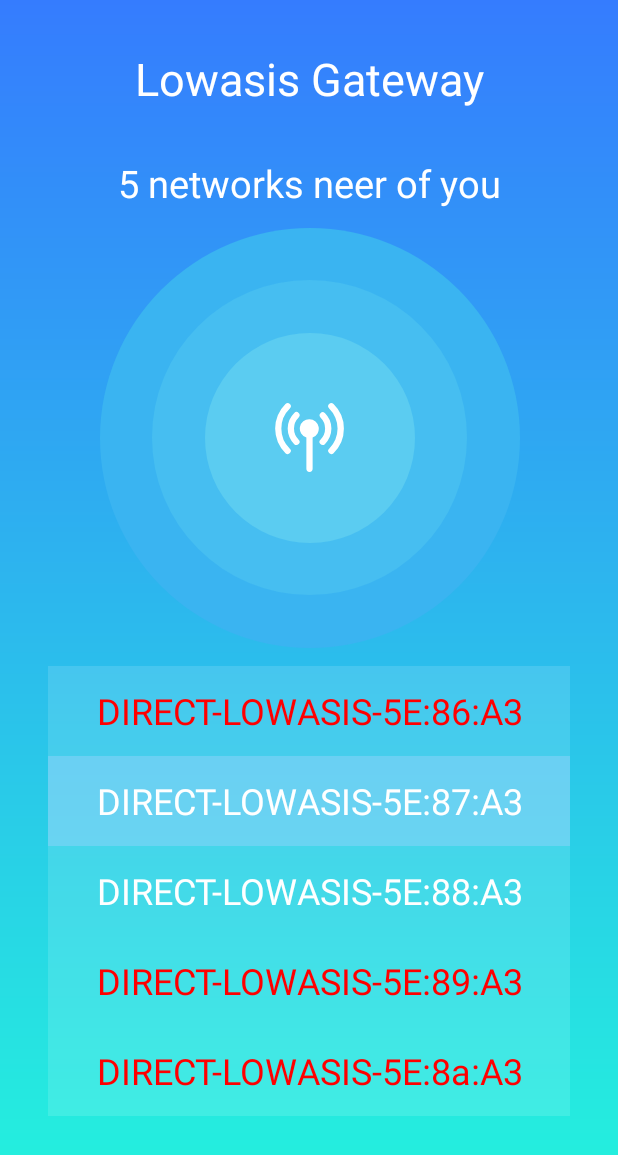
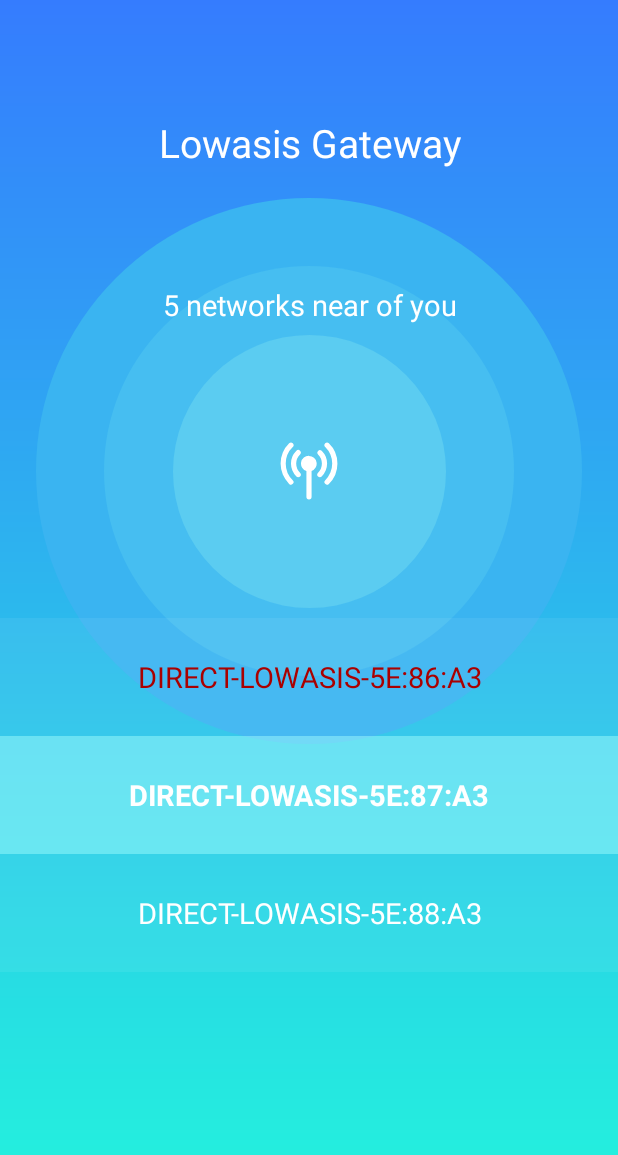
Before and after one commit to lowalab/GatewayListUi, an Android app: the screen it shows after launch (MainActivity), on a phone screen of 412 x 824 dp. Shown: the top 1155 px of the screen. Run offline under Robolectric (Android 15) with nearby library versions, the phone set to English and light mode, and no system bars; our stand-ins replace sdp/ssp sizes.

Commit message:
Scalable DP로 변경 호환성 개선

```diff
--- a/app/build.gradle
+++ b/app/build.gradle
@@ -43,4 +43,6 @@ dependencies {
     testImplementation 'junit:junit:4.13.2'
     androidTestImplementation 'androidx.test.ext:junit:1.1.5'
     androidTestImplementation 'androidx.test.espresso:espresso-core:3.5.1'
+    implementation 'com.intuit.ssp:ssp-android:1.1.0'
+    implementation 'com.intuit.sdp:sdp-android:1.1.0'
 }
--- a/app/src/main/java/com/lowasis/gatewaylist/BoardAdapter.kt
+++ b/app/src/main/java/com/lowasis/gatewaylist/BoardAdapter.kt
@@ -2,6 +2,7 @@ package com.lowasis.gatewaylist
 
 import android.graphics.Color
 import android.graphics.ColorSpace.Rgb
+import android.graphics.Typeface
 import android.view.LayoutInflater
 import android.view.ViewGroup
 import androidx.recyclerview.widget.RecyclerView
@@ -29,9 +30,10 @@ class BoardAdapter(private val itemList: ArrayList<BoardItem>) :
     inner class BoardViewHolder(private val binding: ItemRecyclerViewBinding) :
         RecyclerView.ViewHolder(binding.root) {
         fun bind(data: BoardItem) {
-            binding.root.setBackgroundColor(if (data.favor) Color.argb(0x80, 0xaa, 0xda, 0xfe) else Color.argb(0x20, 0xff, 0xff, 0xff))
+            binding.root.setBackgroundColor(if (data.favor) Color.argb(0x80, 0xaa, 0xff, 0xfe) else Color.argb(0x10, 0xff, 0xff, 0xff))
+            binding.tvName.setTypeface(null, if (data.favor) Typeface.BOLD else Typeface.NORMAL)
             //binding.tvName.setBackgroundColor(if (data.favor) Color.rgb(0xaa, 0xda, 0xfe) else Color.WHITE)
-            binding.tvName.setTextColor(if (data.state) Color.RED else Color.WHITE)
+            binding.tvName.setTextColor(if (data.state) Color.rgb(0xaa, 0x00, 0x00) else Color.WHITE)
             binding.tvName.text = data.name
         }
     }
--- a/app/src/main/java/com/lowasis/gatewaylist/MainActivity.kt
+++ b/app/src/main/java/com/lowasis/gatewaylist/MainActivity.kt
@@ -21,8 +21,8 @@ class MainActivity : AppCompatActivity() {
         itemList.add(BoardItem("DIRECT-LOWASIS-5E:86:A3", false, true))
         itemList.add(BoardItem("DIRECT-LOWASIS-5E:87:A3", true, false))
         itemList.add(BoardItem("DIRECT-LOWASIS-5E:88:A3", false, false))
-        itemList.add(BoardItem("DIRECT-LOWASIS-5E:89:A3", false, true))
-        itemList.add(BoardItem("DIRECT-LOWASIS-5E:8a:A3", false, true))
+        //itemList.add(BoardItem("DIRECT-LOWASIS-5E:89:A3", false, true))
+        //itemList.add(BoardItem("DIRECT-LOWASIS-5E:8a:A3", false, true))
 
         binding.peer.adapter =  BoardAdapter(itemList)
         binding.peer.layoutManager = LinearLayoutManager(this, LinearLayoutManager.VERTICAL, false)
--- a/app/src/main/java/com/lowasis/gatewaylist/SquareFrameLandLayout.kt
+++ /dev/null
@@ -1,16 +0,0 @@
-package com.lowasis.gatewaylist
-
-import android.content.Context
-import android.util.AttributeSet
-import android.widget.FrameLayout
-
-
-class SquareFrameLandLayout @JvmOverloads constructor(
-    context: Context, attrs: AttributeSet? = null, defStyleAttr: Int = 0
-) : FrameLayout(context, attrs, defStyleAttr) {
-
-
-    override fun onMeasure(widthMeasureSpec: Int, heightMeasureSpec: Int) {
-        super.onMeasure(heightMeasureSpec, heightMeasureSpec)
-    }
-}
--- a/app/src/main/java/com/lowasis/gatewaylist/SquareFrameLayout.kt
+++ /dev/null
@@ -1,16 +0,0 @@
-package com.lowasis.gatewaylist
-
-import android.content.Context
-import android.util.AttributeSet
-import android.widget.FrameLayout
-
-
-class SquareFrameLayout @JvmOverloads constructor(
-    context: Context, attrs: AttributeSet? = null, defStyleAttr: Int = 0
-) : FrameLayout(context, attrs, defStyleAttr) {
-
-
-    override fun onMeasure(widthMeasureSpec: Int, heightMeasureSpec: Int) {
-        super.onMeasure(widthMeasureSpec, widthMeasureSpec)
-    }
-}
--- a/app/src/main/res/layout-land/activity_main.xml
+++ b/app/src/main/res/layout-land/activity_main.xml
@@ -9,8 +9,8 @@
 
     <View
         android:id="@+id/circle_big"
-        android:layout_width="280dp"
-        android:layout_height="280dp"
+        android:layout_width="@dimen/_280sdp"
+        android:layout_height="@dimen/_280sdp"
         android:layout_margin="0dp"
         android:background="@drawable/solid_circle_big"
         app:layout_constraintBottom_toBottomOf="@+id/antenna"
@@ -20,8 +20,8 @@
 
     <View
         android:id="@+id/circle_middle"
-        android:layout_width="210dp"
-        android:layout_height="210dp"
+        android:layout_width="@dimen/_210sdp"
+        android:layout_height="@dimen/_210sdp"
         android:background="@drawable/solid_circle_middle"
         app:layout_constraintBottom_toBottomOf="@+id/antenna"
         app:layout_constraintEnd_toEndOf="@+id/antenna"
@@ -30,63 +30,69 @@
 
     <View
         android:id="@+id/circle_small"
-        android:layout_width="140dp"
-        android:layout_height="140dp"
+        android:layout_width="@dimen/_140sdp"
+        android:layout_height="@dimen/_140sdp"
         android:background="@drawable/solid_circle_small"
         app:layout_constraintBottom_toBottomOf="@+id/antenna"
         app:layout_constraintEnd_toEndOf="@+id/antenna"
         app:layout_constraintStart_toStartOf="@+id/antenna"
         app:layout_constraintTop_toTopOf="@+id/antenna" />
 
+    <TextView
+        android:id="@+id/title"
+        android:layout_width="0dp"
+        android:layout_height="wrap_content"
+        android:text="Lowasis Gateway"
+        android:textAlignment="center"
+        android:textColor="@color/white"
+        android:textSize="@dimen/_20ssp"
+        app:layout_constraintBottom_toTopOf="@+id/antenna"
+        app:layout_constraintEnd_toStartOf="@id/guideline"
+        app:layout_constraintStart_toStartOf="parent"
+        app:layout_constraintTop_toTopOf="parent"
+        app:layout_constraintVertical_chainStyle="spread" />
+
     <ImageView
         android:id="@+id/antenna"
-        android:layout_width="wrap_content"
-        android:layout_height="wrap_content"
-        app:layout_constraintBottom_toBottomOf="parent"
-        app:layout_constraintEnd_toStartOf="@+id/peerList"
+        android:layout_width="@dimen/_32sdp"
+        android:layout_height="@dimen/_32sdp"
+        android:contentDescription="Antenna"
+        app:layout_constraintBottom_toTopOf="@+id/peerCount"
+
+        app:layout_constraintEnd_toStartOf="@+id/guideline"
         app:layout_constraintStart_toStartOf="parent"
-        app:layout_constraintTop_toBottomOf="@+id/peerCount"
+        app:layout_constraintTop_toBottomOf="@+id/title"
         app:srcCompat="@drawable/ic_antenna" />
 
-    <TextView
-        android:id="@+id/title"
-        android:layout_width="wrap_content"
-        android:layout_height="wrap_content"
-        android:layout_marginTop="32dp"
-        android:text="Lowasis Gateway"
-        android:textColor="@color/white"
-        android:textSize="30sp"
-        app:layout_constraintEnd_toStartOf="@id/peerList"
-        app:layout_constraintStart_toStartOf="parent"
-        app:layout_constraintTop_toTopOf="parent" />
 
     <TextView
         android:id="@+id/peerCount"
+        android:layout_width="0dp"
+        android:layout_height="wrap_content"
+        android:text="5 networks near of you"
+        android:textAlignment="center"
+        android:textColor="@color/white"
+        android:textSize="@dimen/_15ssp"
+        app:layout_constraintBottom_toBottomOf="parent"
+        app:layout_constraintEnd_toStartOf="@id/guideline"
+        app:layout_constraintStart_toStartOf="parent"
+        app:layout_constraintTop_toBottomOf="@+id/antenna" />
+
+    <androidx.constraintlayout.widget.Guideline
+        android:id="@+id/guideline"
         android:layout_width="wrap_content"
         android:layout_height="wrap_content"
-        android:layout_marginTop="32dp"
-        android:text="5 networks neer of you"
-        android:textColor="@color/white"
-        android:textSize="25sp"
-        app:layout_constraintEnd_toStartOf="@id/peerList"
-        app:layout_constraintStart_toStartOf="parent"
-        app:layout_constraintTop_toBottomOf="@+id/title" />
+        android:orientation="vertical"
+        app:layout_constraintGuide_percent="0.5" />
 
-    <com.lowasis.gatewaylist.SquareFrameLandLayout
-        android:id="@+id/peerList"
+    <androidx.recyclerview.widget.RecyclerView
+        android:id="@+id/peer"
         android:layout_width="0dp"
-        android:layout_height="fill_parent"
-        android:layout_marginTop="32dp"
-        android:layout_marginEnd="32dp"
-        android:layout_marginBottom="32dp"
-        android:background="#00000000"
+        android:layout_height="wrap_content"
         app:layout_constraintBottom_toBottomOf="parent"
         app:layout_constraintEnd_toEndOf="parent"
-        app:layout_constraintTop_toTopOf="parent" >
-        <androidx.recyclerview.widget.RecyclerView
-            android:id="@+id/peer"
-            tools:listitem="@layout/item_recycler_view"
-            android:layout_width="match_parent"
-            android:layout_height="match_parent" />
-    </com.lowasis.gatewaylist.SquareFrameLandLayout>
+        app:layout_constraintStart_toStartOf="@+id/guideline"
+        app:layout_constraintTop_toTopOf="parent"
+        tools:listitem="@layout/item_recycler_view" />
+
 </androidx.constraintlayout.widget.ConstraintLayout>
--- a/app/src/main/res/layout/activity_main.xml
+++ b/app/src/main/res/layout/activity_main.xml
@@ -9,8 +9,8 @@
 
     <View
         android:id="@+id/circle_big"
-        android:layout_width="280dp"
-        android:layout_height="280dp"
+        android:layout_width="@dimen/_280sdp"
+        android:layout_height="@dimen/_280sdp"
         android:layout_margin="0dp"
         android:background="@drawable/solid_circle_big"
         app:layout_constraintBottom_toBottomOf="@+id/antenna"
@@ -20,8 +20,8 @@
 
     <View
         android:id="@+id/circle_middle"
-        android:layout_width="210dp"
-        android:layout_height="210dp"
+        android:layout_width="@dimen/_210sdp"
+        android:layout_height="@dimen/_210sdp"
         android:background="@drawable/solid_circle_middle"
         app:layout_constraintBottom_toBottomOf="@+id/antenna"
         app:layout_constraintEnd_toEndOf="@+id/antenna"
@@ -30,64 +30,69 @@
 
     <View
         android:id="@+id/circle_small"
-        android:layout_width="140dp"
-        android:layout_height="140dp"
+        android:layout_width="@dimen/_140sdp"
+        android:layout_height="@dimen/_140sdp"
         android:background="@drawable/solid_circle_small"
         app:layout_constraintBottom_toBottomOf="@+id/antenna"
         app:layout_constraintEnd_toEndOf="@+id/antenna"
         app:layout_constraintStart_toStartOf="@+id/antenna"
         app:layout_constraintTop_toTopOf="@+id/antenna" />
 
+
+    <TextView
+        android:id="@+id/title"
+        android:layout_width="0dp"
+        android:layout_height="wrap_content"
+        android:text="Lowasis Gateway"
+        android:textAlignment="center"
+        android:textColor="@color/white"
+        android:textSize="@dimen/_20ssp"
+        app:layout_constraintBottom_toTopOf="@+id/peerCount"
+        app:layout_constraintEnd_toEndOf="parent"
+        app:layout_constraintStart_toStartOf="parent"
+        app:layout_constraintTop_toTopOf="parent"
+        app:layout_constraintVertical_chainStyle="spread" />
+
+    <TextView
+        android:id="@+id/peerCount"
+        android:layout_width="0dp"
+        android:layout_height="wrap_content"
+        android:text="5 networks near of you"
+        android:textAlignment="center"
+        android:textColor="@color/white"
+        android:textSize="@dimen/_15ssp"
+        app:layout_constraintBottom_toTopOf="@+id/antenna"
+        app:layout_constraintEnd_toEndOf="parent"
+        app:layout_constraintStart_toStartOf="parent"
+        app:layout_constraintTop_toBottomOf="@+id/title" />
+
+
     <ImageView
         android:id="@+id/antenna"
-        android:layout_width="wrap_content"
-        android:layout_height="wrap_content"
-        app:layout_constraintBottom_toTopOf="@+id/peerList"
+        android:layout_width="@dimen/_32sdp"
+        android:layout_height="@dimen/_32sdp"
+
+        app:layout_constraintBottom_toTopOf="@+id/guideline"
         app:layout_constraintEnd_toEndOf="parent"
         app:layout_constraintStart_toStartOf="parent"
         app:layout_constraintTop_toBottomOf="@id/peerCount"
         app:srcCompat="@drawable/ic_antenna" />
 
-    <TextView
-        android:id="@+id/title"
+    <androidx.constraintlayout.widget.Guideline
+        android:id="@+id/guideline"
         android:layout_width="wrap_content"
         android:layout_height="wrap_content"
-        android:layout_marginTop="32dp"
-        android:text="Lowasis Gateway"
-        android:textColor="@color/white"
-        android:textSize="30sp"
+        android:orientation="horizontal"
+        app:layout_constraintGuide_percent="0.5" />
+
+    <androidx.recyclerview.widget.RecyclerView
+        android:id="@+id/peer"
+        android:layout_width="0dp"
+        android:layout_height="0dp"
+        app:layout_constraintBottom_toBottomOf="parent"
         app:layout_constraintEnd_toEndOf="parent"
         app:layout_constraintStart_toStartOf="parent"
-        app:layout_constraintTop_toTopOf="parent" />
+        app:layout_constraintTop_toBottomOf="@+id/guideline"
+        tools:listitem="@layout/item_recycler_view" />
 
-    <TextView
-        android:id="@+id/peerCount"
-        android:layout_width="wrap_content"
-        android:layout_height="wrap_content"
-        android:layout_marginTop="32dp"
-        android:text="5 networks neer of you"
-        android:textColor="@color/white"
-        android:textSize="25sp"
-        app:layout_constraintEnd_toEndOf="parent"
-        app:layout_constraintStart_toStartOf="parent"
-        app:layout_constraintTop_toBottomOf="@+id/title" />
-
-    <com.lowasis.gatewaylist.SquareFrameLayout
-        android:id="@+id/peerList"
-        android:layout_width="fill_parent"
-        android:layout_height="0dp"
-        android:layout_marginStart="32dp"
-        android:layout_marginEnd="32dp"
-        android:layout_marginBottom="32dp"
-        android:background="#00000000"
-        app:layout_constraintBottom_toBottomOf="parent"
-        app:layout_constraintEnd_toEndOf="parent"
-        app:layout_constraintStart_toStartOf="parent" >
-
-        <androidx.recyclerview.widget.RecyclerView
-            android:id="@+id/peer"
-            tools:listitem="@layout/item_recycler_view"
-            android:layout_width="match_parent"
-            android:layout_height="match_parent" />
-    </com.lowasis.gatewaylist.SquareFrameLayout>
 </androidx.constraintlayout.widget.ConstraintLayout>
--- a/app/src/main/res/layout/item_recycler_view.xml
+++ b/app/src/main/res/layout/item_recycler_view.xml
@@ -2,22 +2,18 @@
 <LinearLayout xmlns:android="http://schemas.android.com/apk/res/android"
     android:layout_width="match_parent"
     android:layout_height="wrap_content"
-    android:orientation="horizontal"
->
+    android:orientation="horizontal">
 
     <TextView
         android:id="@+id/tvName"
         android:layout_width="match_parent"
-        android:layout_height="40dp"
+        android:layout_height="@dimen/_40sdp"
+        android:layout_marginStart="@dimen/_20sdp"
+        android:layout_marginTop="@dimen/_10sdp"
+        android:layout_marginEnd="@dimen/_20sdp"
+        android:layout_marginBottom="@dimen/_10sdp"
         android:gravity="center"
-        android:autoSizeTextType="uniform"
-        android:autoSizeMinTextSize="12sp"
-        android:autoSizeMaxTextSize="100sp"
-        android:autoSizeStepGranularity="2sp"
+        android:text="DIRECT-LOWASIS-5E:86:A3"
         android:textColor="@color/black"
-        android:layout_marginBottom="10dp"
-        android:layout_marginTop="10dp"
-        android:layout_marginStart="20dp"
-        android:layout_marginEnd="20dp"
-        android:text="DIRECT-LOWASIS-5E:86:A3" />
+        android:textSize="@dimen/_15ssp" />
 </LinearLayout>
```
